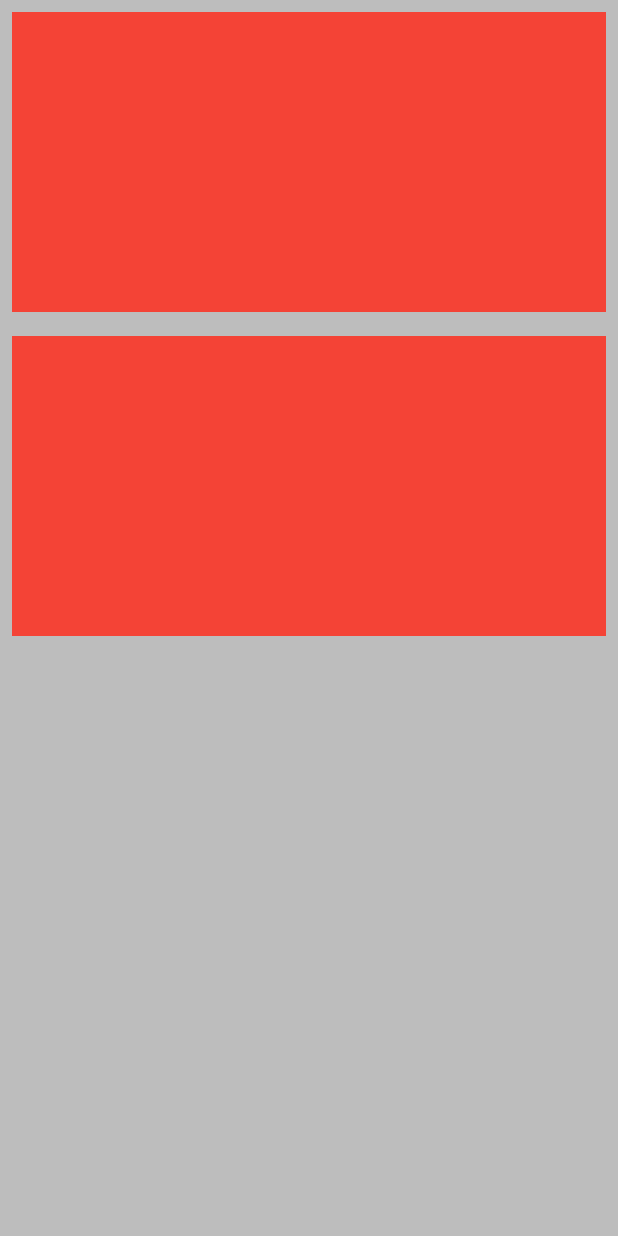
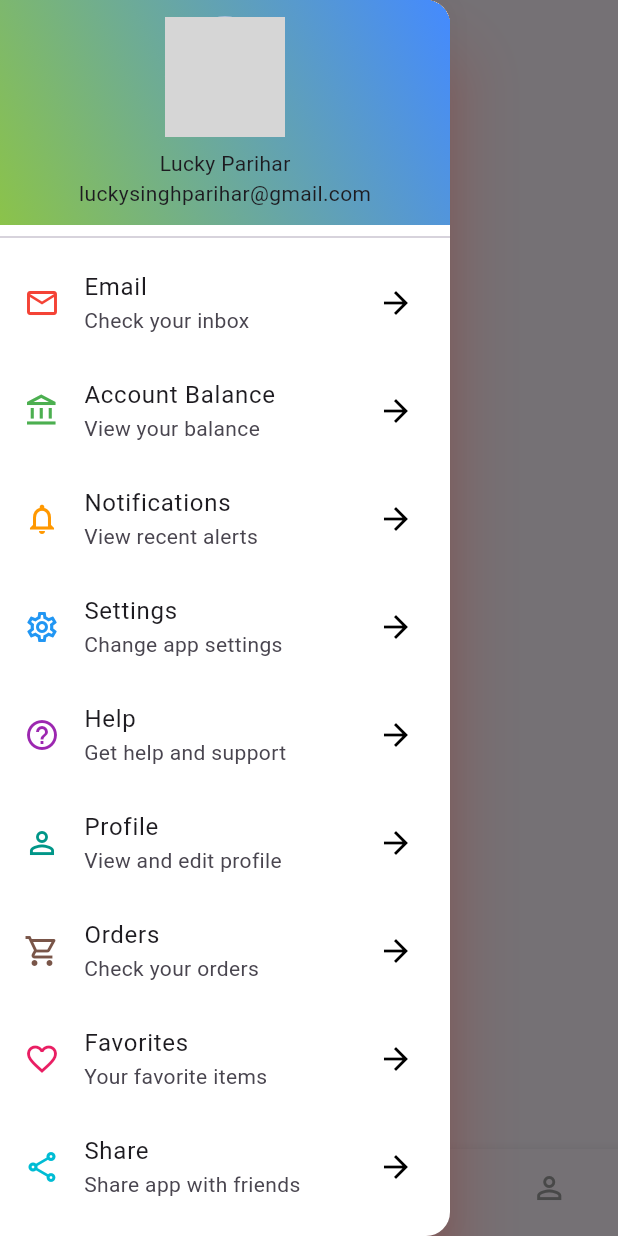
Before and after one commit to LuckyYunicorn/training, a Flutter app: the screen it shows after launch, with the side drawer open (before the commit the screen has no drawer), on a phone screen of 412 x 824 dp. Run offline on Flutter 3.47's test engine with Material 3 defaults, Android fonts, the phone set to English and light mode, and no system bars; network calls fail; grey boxes are pictures that could not be loaded.

Commit message:
drawer bottomnavbar floatingbutton

```diff
--- /dev/null
+++ b/lib/flutter_widgets/bottom_nav_bar.dart
@@ -0,0 +1,160 @@
+import 'package:flutter/material.dart';
+import 'package:training/flutter_widgets/drawer.dart';
+
+class CustomBottomNavBar extends StatefulWidget {
+  const CustomBottomNavBar({super.key});
+
+  @override
+  State<CustomBottomNavBar> createState() => _CustomBottomNavBarState();
+}
+
+class _CustomBottomNavBarState extends State<CustomBottomNavBar> {
+  int currentIndex = 0;
+  List<Widget> screens = [
+    Center(child: Text("Home")),
+    Center(child: Text("Search")),
+    Center(child: Text("Favorite")),
+    Center(child: Text("Settings")),
+  ];
+  FocusNode _focusNode = FocusNode();
+  @override
+  Widget build(BuildContext context) {
+    return Scaffold(
+      appBar: AppBar(),
+      drawer: CustomDrawer(),
+      body: screens[currentIndex],
+      bottomNavigationBar: BottomNavigationBar(
+        items: [
+          BottomNavigationBarItem(
+            icon: Icon(Icons.home_outlined),
+            label: "Home",
+          ),
+          BottomNavigationBarItem(
+            icon: Icon(Icons.search_outlined),
+            label: "Search",
+          ),
+          BottomNavigationBarItem(
+            icon: Icon(Icons.favorite_outline),
+            label: "Favorite",
+          ),
+          BottomNavigationBarItem(
+            icon: Icon(Icons.person_outline),
+            label: "Profile",
+          ),
+        ],
+        unselectedItemColor: Colors.grey,
+        selectedItemColor: Colors.black,
+        currentIndex: currentIndex,
+        onTap: (value) {
+          setState(() {
+            currentIndex = value;
+          });
+        },
+      ),
+      floatingActionButtonLocation: FloatingActionButtonLocation.centerFloat,
+      floatingActionButtonAnimator: FloatingActionButtonAnimator.scaling,
+      floatingActionButton: FloatingActionButton(
+
+        splashColor: Colors.green,
+        backgroundColor: Colors.blueAccent,
+        elevation: 10,
+        focusElevation: 30,
+        tooltip: "Add new Data",
+        shape: CircleBorder(side: BorderSide(width: 3, color: Colors.red)),
+        // enableFeedback: true,
+        autofocus: true,
+        // focusNode: _focusNode,
+        heroTag: "fab1",
+        onPressed: () {
+          ScaffoldMessenger.of(
+            context,
+          ).showSnackBar(SnackBar(content: Text("data")));
+        },
+
+        child: Icon(Icons.add),
+      ),
+    );
+  }
+}
+
+// import 'package:flutter/material.dart';
+//
+// class CustomBottomNavBar extends StatefulWidget {
+//   const CustomBottomNavBar({super.key});
+//
+//   @override
+//   State<CustomBottomNavBar> createState() => _CustomBottomNavBarState();
+// }
+//
+// class _CustomBottomNavBarState extends State<CustomBottomNavBar> {
+//   int currentIndex = 0;
+//
+//   List<Widget> screens = [
+//     SingleChildScrollView(
+//       child: Column(
+//         children: List.generate(
+//           30,
+//               (index) => Padding(
+//             padding: const EdgeInsets.all(8.0),
+//             child: Text("Home Item ${index + 1}"),
+//           ),
+//         ),
+//       ),
+//     ),
+//     const Center(child: Text("Search")),
+//     const Center(child: Text("Favorite")),
+//     const Center(child: Text("Settings")),
+//   ];
+//
+//   @override
+//   Widget build(BuildContext context) {
+//     return Scaffold(
+//       body: Column(
+//         children: [
+//           Expanded(child: screens[currentIndex]),
+//           Container(
+//             height: 80,
+//             padding: const EdgeInsets.all(8),
+//             decoration: const BoxDecoration(
+//               color: Colors.blue,
+//               borderRadius: BorderRadius.vertical(top: Radius.circular(16)),
+//             ),
+//             child: Row(
+//               mainAxisAlignment: MainAxisAlignment.spaceEvenly,
+//               children: [
+//                 buildNavItem(Icons.home_outlined, "Home", 0),
+//                 buildNavItem(Icons.search_outlined, "Search", 1),
+//                 buildNavItem(Icons.favorite_outline, "Favorite", 2),
+//                 buildNavItem(Icons.person_outline, "Profile", 3),
+//               ],
+//             ),
+//           ),
+//         ],
+//       ),
+//     );
+//   }
+//
+//   Widget buildNavItem(IconData icon, String label, int index) {
+//     bool isSelected = currentIndex == index;
+//
+//     return GestureDetector(
+//       onTap: () {
+//         setState(() {
+//           currentIndex = index;
+//         });
+//       },
+//       child: Column(
+//         mainAxisSize: MainAxisSize.min,
+//         children: [
+//           Icon(
+//             icon,
+//             size: isSelected ? 28 : 22,
+//             color: isSelected ? Colors.white : Colors.white70,
+//           ),
+//           if (isSelected)
+//             Text(label, style: const TextStyle(color: Colors.white, fontSize: 12))
+//         ],
+//       ),
+//     );
+//   }
+// }
--- /dev/null
+++ b/lib/flutter_widgets/drawer.dart
@@ -0,0 +1,240 @@
+// // THIS IS CUSTOM DRAWER
+
+import 'package:flutter/material.dart';
+
+class CustomDrawer extends StatelessWidget {
+  const CustomDrawer({super.key});
+
+  @override
+  Widget build(BuildContext context) {
+    return SafeArea(
+      child: Drawer(
+        width: 300,
+        backgroundColor: Colors.white,
+        shadowColor: Colors.red,
+        elevation: 20,
+        child: Column(
+          children: [
+            Container(
+              height: 150,
+              width: double.infinity,
+              decoration: BoxDecoration(
+                gradient: LinearGradient(
+                  colors: [Colors.lightGreen, Colors.blueAccent],
+                  begin: Alignment.bottomLeft,
+                  end: Alignment.topRight,
+                ),
+              ),
+              child: Padding(
+                padding: const EdgeInsets.all(8.0),
+                child: Column(
+                  mainAxisAlignment: MainAxisAlignment.center,
+                  crossAxisAlignment: CrossAxisAlignment.center,
+                  children: [
+                    CircleAvatar(
+                      radius: 40,
+                      backgroundImage: NetworkImage(
+                        "https://encrypted-tbn0.gstatic.com/images?q=tbn:ANd9GcT6V1NHpqrmEQH_NYts3Lp1X6g4MWRRLH_1gg&s",
+                      ),
+                    ),
+                    SizedBox(height: 8),
+                    Text("Lucky Parihar"),
+                    Text("luckysinghparihar@gmail.com"),
+                  ],
+                ),
+              ),
+            ),
+            Divider(),
+            Expanded(
+              child: SingleChildScrollView(
+
+                child: Column(
+                  children: [
+                    _drawerTile(
+                      Icon(Icons.email_outlined),
+                      "Email",
+                      "Check your inbox",
+                      Colors.red,
+                    ),
+                    _drawerTile(
+                      Icon(Icons.account_balance_outlined),
+                      "Account Balance",
+                      "View your balance",
+                      Colors.green,
+                    ),
+                    _drawerTile(
+                      Icon(Icons.notifications_outlined),
+                      "Notifications",
+                      "View recent alerts",
+                      Colors.orange,
+                    ),
+                    _drawerTile(
+                      Icon(Icons.settings_outlined),
+                      "Settings",
+                      "Change app settings",
+                      Colors.blue,
+                    ),
+                    _drawerTile(
+                      Icon(Icons.help_outline),
+                      "Help",
+                      "Get help and support",
+                      Colors.purple,
+                    ),
+                    _drawerTile(
+                      Icon(Icons.person_outline),
+                      "Profile",
+                      "View and edit profile",
+                      Colors.teal,
+                    ),
+                    _drawerTile(
+                      Icon(Icons.shopping_cart_outlined),
+                      "Orders",
+                      "Check your orders",
+                      Colors.brown,
+                    ),
+                    _drawerTile(
+                      Icon(Icons.favorite_outline_outlined),
+                      "Favorites",
+                      "Your favorite items",
+                      Colors.pink,
+                    ),
+                    _drawerTile(
+                      Icon(Icons.share_outlined),
+                      "Share",
+                      "Share app with friends",
+                      Colors.cyan,
+                    ),
+                    _drawerTile(
+                      Icon(Icons.feedback_outlined),
+                      "Feedback",
+                      "Send us feedback",
+                      Colors.indigo,
+                    ),
+                    _drawerTile(
+                      Icon(Icons.lock_outline),
+                      "Security",
+                      "Update security settings",
+                      Colors.deepOrange,
+                    ),
+                    _drawerTile(
+                      Icon(Icons.calendar_today),
+                      "Calendar",
+                      "View schedule",
+                      Colors.lightBlue,
+                    ),
+                    _drawerTile(
+                      Icon(Icons.map),
+                      "Location",
+                      "Find nearby places",
+                      Colors.greenAccent,
+                    ),
+                    _drawerTile(
+                      Icon(Icons.photo),
+                      "Gallery",
+                      "View your photos",
+                      Colors.amber,
+                    ),
+                    _drawerTile(
+                      Icon(Icons.music_note),
+                      "Music",
+                      "Play your music",
+                      Colors.deepPurple,
+                    ),
+                    _drawerTile(
+                      Icon(Icons.logout_outlined),
+                      "Logout",
+                      "Sign out of your account",
+                      Colors.grey,
+                    ),
+                  ],
+                ),
+              ),
+            ),
+          ],
+        ),
+      ),
+    );
+  }
+}
+
+Widget _drawerTile(Icon icon, String title, String subTitle, Color iconColor) {
+  return ListTile(
+    // onTap: (){
+    //   Navigator.pop(context);
+    // },
+    leading: Icon(icon.icon, color: iconColor),
+    title: Text(title),
+    subtitle: Text(subTitle),
+    trailing: Icon(Icons.arrow_forward, color: Colors.black),
+  );
+}
+
+// // THIS IS DRAWER WITH INBUILT METHODS
+//
+// import 'package:flutter/material.dart';
+//
+// class CustomDrawer extends StatelessWidget {
+//   const CustomDrawer({super.key});
+//
+//   @override
+//   Widget build(BuildContext context) {
+//     return Drawer(
+//       elevation: 20,
+//       shadowColor: Colors.red,
+//       surfaceTintColor: Colors.yellow,
+//       semanticLabel: "Drawer Menu",
+//       backgroundColor: Colors.blue,
+//       child: Column(
+//         children: [
+//           // Fixed Header
+//           DrawerHeader(
+//             decoration: BoxDecoration(color: Colors.yellow),
+//             child: SizedBox(
+//               width: double.infinity,
+//
+//               child: Column(
+//                 mainAxisAlignment: MainAxisAlignment.center,
+//                 children: [
+//                   CircleAvatar(
+//                     radius: 30,
+//                     child: Icon(Icons.person_outline, size: 30),
+//                   ),
+//                   SizedBox(height: 8),
+//                   Text(
+//                     "Lucky Parihar",
+//                     style: TextStyle(fontSize: 18, color: Colors.black),
+//                   ),
+//                   Text(
+//                     "luckysinghparihar@gmail.com",
+//                     style: TextStyle(fontSize: 14),
+//                   ),
+//                   Divider(color: Colors.red, thickness: 1),
+//                 ],
+//               ),
+//             ),
+//           ),
+//
+//           // Fixed Divider
+//
+//
+//           // Scrollable Items
+//           Expanded(
+//             child: ListView.builder(
+//               padding: EdgeInsets.zero,
+//               itemCount: 20,
+//               itemBuilder: (context, index) {
+//                 return ListTile(
+//                   shape: Border.all(),
+//                   leading: Icon(Icons.person_outline, color: Colors.blue),
+//                   title: Text("Title ${index + 1}"),
+//                   subtitle: Text("Subtitle ${index + 1}"),
+//                   trailing: Icon(Icons.exit_to_app_outlined),
+//                 );
+//               },
+//             ),
+//           ),
+//         ],
+//       ),
+//     );
+//   }
+// }
--- a/lib/main.dart
+++ b/lib/main.dart
@@ -1,6 +1,8 @@
 import 'package:flutter/material.dart';
+import 'package:training/flutter_widgets/bottom_nav_bar.dart';
 import 'package:training/flutter_widgets/card.dart';
 import 'package:training/flutter_widgets/container.dart';
+import 'package:training/flutter_widgets/drawer.dart';
 import 'package:training/flutter_widgets/form.dart';
 import 'package:training/flutter_widgets/grid_view_builder.dart';
 import 'package:training/flutter_widgets/hit_test.dart';
@@ -20,10 +22,7 @@ class MyApp extends StatelessWidget {
   Widget build(BuildContext context) {
     return MaterialApp(
       debugShowCheckedModeBanner: false,
-      home: Scaffold(
-        backgroundColor: Colors.grey.shade400,
-        body: SafeArea(child: CustomListViewBuilder()),
-      ),
+      home: CustomBottomNavBar(),
     );
   }
 }
```
